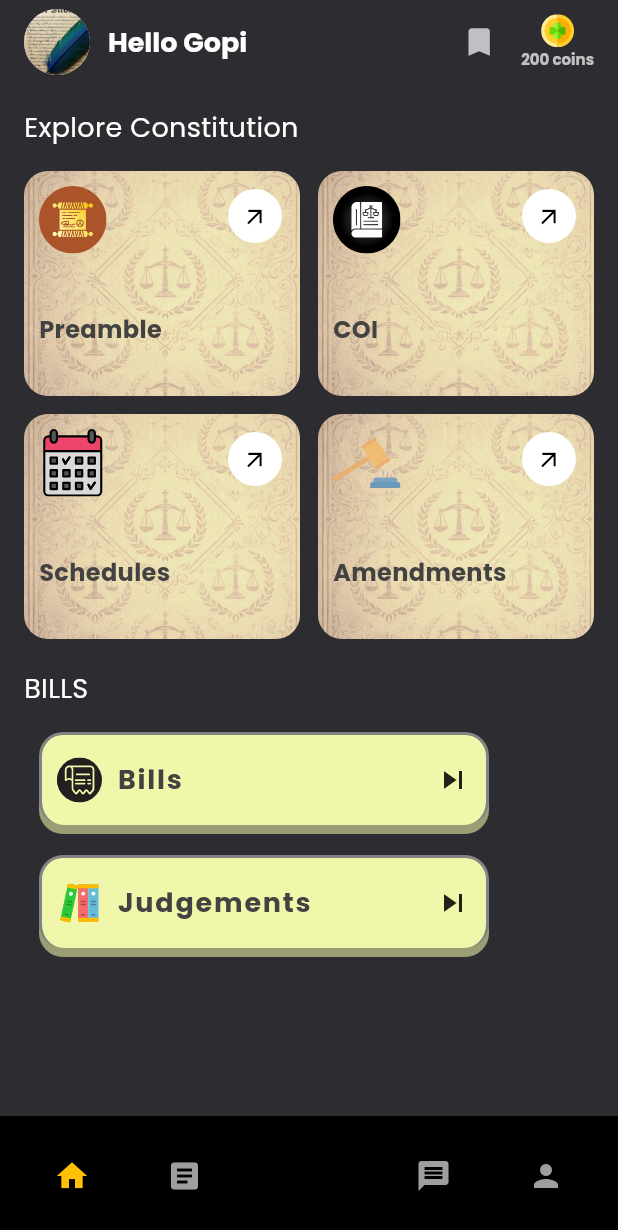
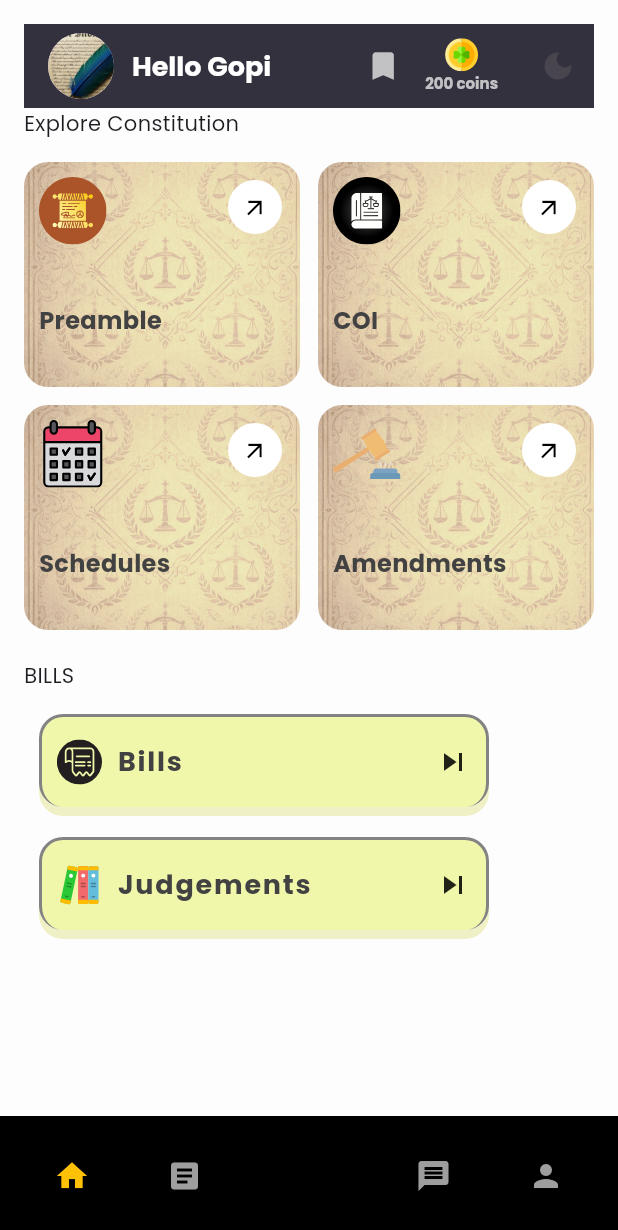
Before and after one commit to Teja-Varshith/ConsitutionofIndia, a Flutter app: the screen it shows after launch, on a phone screen of 412 x 824 dp. Shown: the top 1230 px of the screen. Run offline on Flutter 3.47's test engine with Material 3 defaults, Android fonts, the phone set to English and light mode, and no system bars; our stand-ins replace firebase_auth, firebase_core, flutter_riverpod, flutter_svg, google_sign_in, lottie; accounts and stored records are empty.

Commit message:
Intial Commit

```diff
--- a/frontend/coi/lib/app/app.dart
+++ b/frontend/coi/lib/app/app.dart
@@ -1,35 +1,73 @@
+import 'package:coi/app/providers.dart';
+import 'package:coi/features/auth/view/screens/login_screen.dart';
+import 'package:coi/features/home/view/chapter_detail.dart';
+import 'package:coi/features/home/view/chapter_list.dart';
+import 'package:coi/features/home/view/home_screen.dart';
+import 'package:coi/utils/theme/theme.dart';
+import 'package:flutter/material.dart';
+import 'package:flutter_riverpod/flutter_riverpod.dart';
 
-import 'package:coi/features/auth/view/screens/login_screen.dart';
-import 'package:coi/features/home/view/home_screen.dart';
-import 'package:flutter/material.dart';
-
-class App extends StatelessWidget {
+class App extends ConsumerStatefulWidget {
   const App({super.key});
 
   @override
+  ConsumerState<App> createState() => _AppState();
+}
+
+class _AppState extends ConsumerState<App> {
+  @override
   Widget build(BuildContext context) {
-    return MaterialApp(
-      theme: ThemeData(
-        fontFamily: 'Poppins',
-        textTheme: const TextTheme(
-          displayLarge: TextStyle(fontSize: 48, fontWeight: FontWeight.bold),
-          displayMedium: TextStyle(fontSize: 36, fontWeight: FontWeight.w600),
-          displaySmall: TextStyle(fontSize: 24, fontWeight: FontWeight.w500),
-          headlineLarge: TextStyle(fontSize: 32, fontWeight: FontWeight.bold),
-          headlineMedium: TextStyle(fontSize: 28, fontWeight: FontWeight.w600),
-          headlineSmall: TextStyle(fontSize: 24, fontWeight: FontWeight.w500),
-          titleLarge: TextStyle(fontSize: 20, fontWeight: FontWeight.w600),
-          titleMedium: TextStyle(fontSize: 18, fontWeight: FontWeight.w500),
-          titleSmall: TextStyle(fontSize: 16, fontWeight: FontWeight.w400),
-          bodyLarge: TextStyle(fontSize: 16, fontWeight: FontWeight.normal),
-          bodyMedium: TextStyle(fontSize: 14, fontWeight: FontWeight.normal),
-          bodySmall: TextStyle(fontSize: 12, fontWeight: FontWeight.w300),
-          labelLarge: TextStyle(fontSize: 14, fontWeight: FontWeight.bold),
-          labelMedium: TextStyle(fontSize: 12, fontWeight: FontWeight.bold),
-          labelSmall: TextStyle(fontSize: 10, fontWeight: FontWeight.w400),
-          ),
-      ),
-      routes: {
+    // return MaterialApp(
+    //   theme: ThemeData(
+    //     colorScheme: ColorScheme.fromSeed(seedColor: Colors.brown,
+    //     brightness: Brightness.light
+    //     ),
+    //     fontFamily: 'Poppins',
+    //     textTheme: const TextTheme(
+    //       displayLarge: TextStyle(fontSize: 48, fontWeight: FontWeight.bold),
+    //       displayMedium: TextStyle(fontSize: 36, fontWeight: FontWeight.w600),
+    //       displaySmall: TextStyle(fontSize: 24, fontWeight: FontWeight.w500),
+    //       headlineLarge: TextStyle(fontSize: 32, fontWeight: FontWeight.bold),
+    //       headlineMedium: TextStyle(fontSize: 28, fontWeight: FontWeight.w600),
+    //       headlineSmall: TextStyle(fontSize: 24, fontWeight: FontWeight.w500),
+    //       titleLarge: TextStyle(fontSize: 20, fontWeight: FontWeight.w600),
+    //       titleMedium: TextStyle(fontSize: 18, fontWeight: FontWeight.w500),
+    //       titleSmall: TextStyle(fontSize: 16, fontWeight: FontWeight.w400),
+    //       bodyLarge: TextStyle(fontSize: 16, fontWeight: FontWeight.normal),
+    //       bodyMedium: TextStyle(fontSize: 14, fontWeight: FontWeight.normal),
+    //       bodySmall: TextStyle(fontSize: 12, fontWeight: FontWeight.w300),
+    //       labelLarge: TextStyle(fontSize: 14, fontWeight: FontWeight.bold),
+    //       labelMedium: TextStyle(fontSize: 12, fontWeight: FontWeight.bold),
+    //       labelSmall: TextStyle(fontSize: 10, fontWeight: FontWeight.w400),
+    //       ),
+    //   ),
+    //   darkTheme: ThemeData(
+
+    //     colorScheme: ColorScheme.fromSeed(seedColor: Colors.brown,
+    //     brightness: Brightness.dark
+    //     ),
+
+    //   ),
+
+    //  themeMode:_themeMode,
+
+    //   routes: {
+    //     '/' : (context) => HomeScreen(
+    //     themeMode:_themeMode,
+    //     toggleTheme:_toggleTheme,
+
+    //     ),
+    //   }
+
+    // );
+
+    return
+
+     MaterialApp(
+    themeMode: ref.watch(appThemeProvider),
+    theme: TAppTheme.lightTheme,
+    darkTheme: TAppTheme.darkTheme,
+    routes: {
         '/' : (context) => HomeScreen(),
       }
     );
--- /dev/null
+++ b/frontend/coi/lib/app/providers.dart
@@ -0,0 +1,8 @@
+import 'package:coi/utils/theme/theme.dart';
+import 'package:flutter/material.dart';
+import 'package:flutter_riverpod/flutter_riverpod.dart';
+import 'package:flutter_riverpod/legacy.dart';
+
+final appThemeProvider = StateProvider<ThemeMode>((ref) {
+  return ThemeMode.light;
+});
--- a/frontend/coi/lib/features/home/view/home_screen.dart
+++ b/frontend/coi/lib/features/home/view/home_screen.dart
@@ -1,17 +1,24 @@
+import 'package:coi/app/providers.dart';
 import 'package:coi/features/auth/view/widgets/custom_button.dart';
 import 'package:flutter/material.dart';
+import 'package:flutter_riverpod/flutter_riverpod.dart';
 import 'package:flutter_svg/flutter_svg.dart';
 import 'package:lottie/lottie.dart';
 
 
-class HomeScreen extends StatelessWidget {
+class HomeScreen extends ConsumerStatefulWidget {
   const HomeScreen({super.key});
 
   @override
+  ConsumerState<HomeScreen> createState() => _HomeScreenState();
+}
+
+class _HomeScreenState extends ConsumerState<HomeScreen> {
+  @override
   Widget build(BuildContext context) {
+    final theme = ref.watch(appThemeProvider);
     return  Scaffold(
-      appBar: _header(),
-      backgroundColor:  Color(0xFF2d2d31),
+      backgroundColor: Theme.of(context).primaryColor,
       bottomNavigationBar: _bottomNav(),
 
       body: SafeArea(
@@ -22,14 +29,15 @@ class HomeScreen extends StatelessWidget {
               crossAxisAlignment: CrossAxisAlignment.start,
               children: [
 
+                _header(theme,ref),
 
-                const Text("Explore Constitution",
-                    style: TextStyle(color: Colors.white, fontSize: 18)),
+
+                const Text("Explore Constitution",),
                 const SizedBox(height: 16),
                 _gridSection(),
                 const SizedBox(height: 20),
                 const Text("BILLS",
-                    style: TextStyle(color: Colors.white, fontSize: 18)),
+                   ),
                 const SizedBox(height: 16),
                 _touristSection(),
               ],
@@ -40,8 +48,19 @@ class HomeScreen extends StatelessWidget {
     );
   }
 
-PreferredSizeWidget _header() {
+Widget _header(ThemeMode theme, WidgetRef ref) {
   return AppBar(
+    actions: [
+      IconButton(onPressed:
+        () {
+          ref.read(appThemeProvider.notifier).state = theme == ThemeMode.light ? ThemeMode.dark : ThemeMode.light;
+        },
+        icon: Icon(
+        theme == ThemeMode.light ? Icons.dark_mode : Icons.light_mode,
+        )
+      ),
+    ],
+    elevation: 5,
     backgroundColor:  Color(0xFF2d2d31),
 
     automaticallyImplyLeading: false,
@@ -98,7 +117,6 @@ PreferredSizeWidget _header() {
   );
 }
 
-
 Widget _gridSection() {
     return Column(
       children: [
@@ -141,6 +159,7 @@ Widget _gridSection() {
       ],
     );
   }
+
 Widget _card({
   required Color color,
   required String svgPath,
@@ -220,8 +239,6 @@ Widget _card({
   );
 }
 
-
-
   Widget _touristSection() {
     return Column(
       children: [
@@ -271,27 +288,6 @@ Widget _card({
   }
 
   // Widget _tourCard(IconData icon, String title) {
-  //   return Expanded(
-  //     child: Container(
-  //       height: 120,
-  //       padding: const EdgeInsets.all(16),
-  //       decoration: BoxDecoration(
-  //         color: Colors.grey[900],
-  //         borderRadius: BorderRadius.circular(16),
-  //       ),
-  //       child: Column(
-  //         crossAxisAlignment: CrossAxisAlignment.start,
-  //         children: [
-  //           Icon(icon, color: Colors.white),
-  //           const Spacer(),
-  //           Text(title,
-  //               style: const TextStyle(color: Colors.white, fontSize: 16)),
-  //         ],
-  //       ),
-  //     ),
-  //   );
-  // }
-
   Widget _bottomNav() {
     return BottomAppBar(
       shape: CircularNotchedRectangle(),
--- /dev/null
+++ b/frontend/coi/lib/utils/theme/custom_themes/text_theme.dart
@@ -0,0 +1,42 @@
+import 'package:flutter/material.dart';
+
+class TTextTheme
+{
+  TTextTheme._();
+
+  static TextTheme lightTextTheme = const TextTheme(
+          displayLarge: TextStyle(fontSize: 48, fontWeight: FontWeight.bold),
+          displayMedium: TextStyle(fontSize: 36, fontWeight: FontWeight.w600),
+          displaySmall: TextStyle(fontSize: 24, fontWeight: FontWeight.w500),
+          headlineLarge: TextStyle(fontSize: 32, fontWeight: FontWeight.bold),
+          headlineMedium: TextStyle(fontSize: 28, fontWeight: FontWeight.w600),
+          headlineSmall: TextStyle(fontSize: 24, fontWeight: FontWeight.w500),
+          titleLarge: TextStyle(fontSize: 20, fontWeight: FontWeight.w600),
+          titleMedium: TextStyle(fontSize: 18, fontWeight: FontWeight.w500),
+          titleSmall: TextStyle(fontSize: 16, fontWeight: FontWeight.w400),
+          bodyLarge: TextStyle(fontSize: 16, fontWeight: FontWeight.normal),
+          bodyMedium: TextStyle(fontSize: 14, fontWeight: FontWeight.normal),
+          bodySmall: TextStyle(fontSize: 12, fontWeight: FontWeight.w300),
+          labelLarge: TextStyle(fontSize: 14, fontWeight: FontWeight.bold),
+          labelMedium: TextStyle(fontSize: 12, fontWeight: FontWeight.bold),
+          labelSmall: TextStyle(fontSize: 10, fontWeight: FontWeight.w400),
+  );
+
+  static TextTheme darkTextTheme = const TextTheme(
+          displayLarge: TextStyle(fontSize: 48, fontWeight: FontWeight.bold),
+          displayMedium: TextStyle(fontSize: 36, fontWeight: FontWeight.w600),
+          displaySmall: TextStyle(fontSize: 24, fontWeight: FontWeight.w500),
+          headlineLarge: TextStyle(fontSize: 32, fontWeight: FontWeight.bold),
+          headlineMedium: TextStyle(fontSize: 28, fontWeight: FontWeight.w600),
+          headlineSmall: TextStyle(fontSize: 24, fontWeight: FontWeight.w500),
+          titleLarge: TextStyle(fontSize: 20, fontWeight: FontWeight.w600),
+          titleMedium: TextStyle(fontSize: 18, fontWeight: FontWeight.w500),
+          titleSmall: TextStyle(fontSize: 16, fontWeight: FontWeight.w400),
+          bodyLarge: TextStyle(fontSize: 16, fontWeight: FontWeight.normal),
+          bodyMedium: TextStyle(fontSize: 14, fontWeight: FontWeight.normal),
+          bodySmall: TextStyle(fontSize: 12, fontWeight: FontWeight.w300),
+          labelLarge: TextStyle(fontSize: 14, fontWeight: FontWeight.bold),
+          labelMedium: TextStyle(fontSize: 12, fontWeight: FontWeight.bold),
+          labelSmall: TextStyle(fontSize: 10, fontWeight: FontWeight.w400),
+  );
+}
--- /dev/null
+++ b/frontend/coi/lib/utils/theme/theme.dart
@@ -0,0 +1,24 @@
+import 'package:coi/utils/theme/custom_themes/text_theme.dart';
+import 'package:flutter/material.dart';
+
+class TAppTheme
+{
+  static  ThemeData lightTheme = ThemeData(
+    useMaterial3: true,
+    fontFamily: 'Poppins',
+    brightness: Brightness.light,
+    primaryColor: const Color.fromARGB(255, 253, 253, 253),
+    textTheme: TTextTheme.lightTextTheme,
+    scaffoldBackgroundColor: Colors.white,
+
+ );
+
+ static ThemeData darkTheme = ThemeData(
+    useMaterial3: true,
+    fontFamily: 'Poppins',
+    brightness: Brightness.dark,
+    primaryColor: Color(0xFF2d2d31),
+    textTheme: TTextTheme.darkTextTheme,
+    scaffoldBackgroundColor: Colors.black,
+  );
+}
--- a/frontend/coi/pubspec.yaml
+++ b/frontend/coi/pubspec.yaml
@@ -35,7 +35,13 @@ dependencies:
   # Use with the CupertinoIcons class for iOS style icons.
   cupertino_icons: ^1.0.8
   supabase_flutter: ^2.12.0
+  firebase_core:
+
+  flutter_riverpod:
+
+  google_sign_in: ^6.2.1
   lottie: ^3.3.2
+  firebase_auth: ^5.5.2
 
 dev_dependencies:
   flutter_test:
```
Also changed, not shown: frontend/coi/assets/data/constitution_parts.json (added, +18 -0 lines), frontend/coi/lib/features/auth/view/screens/login_screen.dart (+31 -3 lines), frontend/coi/lib/features/home/view/chapter_detail.dart (added, +269 -0 lines), frontend/coi/lib/features/home/view/chapter_list.dart (added, +147 -0 lines), frontend/coi/lib/main.dart (+9 -3 lines), frontend/coi/assets/images/India-constitution-preamble.svg (added), frontend/coi/firebase.json (added), frontend/coi/lib/firebase_options.dart (added), frontend/coi/lib/utils/buttons/custom_button.dart (added), frontend/coi/lib/utils/theme/custom_themes/appbar_theme.dart (added), frontend/coi/lib/utils/theme/custom_themes/elevatedbutton.dart (added), frontend/coi/lib/utils/theme/custom_themes/textfield_theme.dart (added), frontend/coi/pubspec.lock, 6 other files.
